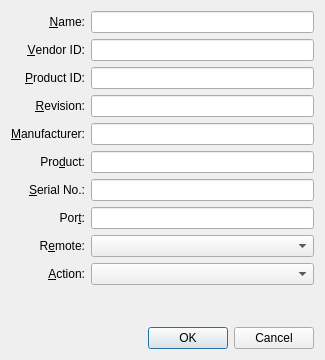
Above: vbox/src/VBox/Frontends/VirtualBox4/ui/VBoxVMSettingsUSBFilterDetails.ui from jljuxgm/vboxgit before the change. Below: the same form after it.
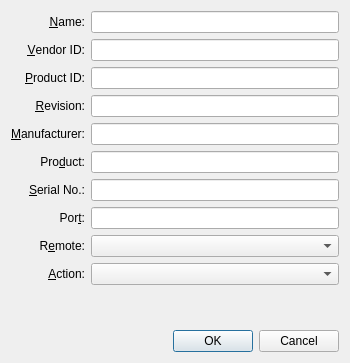
That is the form after the change. Custom widgets are drawn as their Qt base class.

Commit message:
commit_10796 ------------------------------------------------------------------------ r10796 | vboxsync | 2008-07-22 15:55:37 +0800 (Tue, 22 Jul 2008) | 2 lines
FE/Qt4: Initialize the USB filter settings window a little bit larger.

------------------------------------------------------------------------

Diff of the .ui file:
```diff
--- a/vbox/src/VBox/Frontends/VirtualBox4/ui/VBoxVMSettingsUSBFilterDetails.ui
+++ b/vbox/src/VBox/Frontends/VirtualBox4/ui/VBoxVMSettingsUSBFilterDetails.ui
@@ -22,13 +22,13 @@
    <rect>
     <x>0</x>
     <y>0</y>
-    <width>325</width>
-    <height>360</height>
+    <width>350</width>
+    <height>363</height>
    </rect>
   </property>
   <property name="minimumSize" >
    <size>
-    <width>325</width>
+    <width>350</width>
     <height>0</height>
    </size>
   </property>
```
The commit also changes 2 other files.
